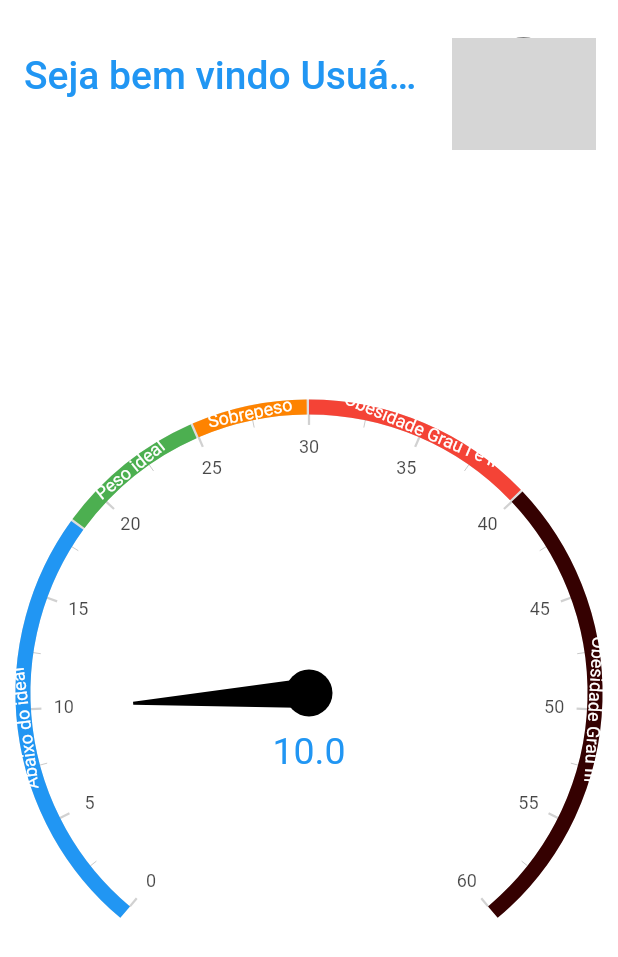
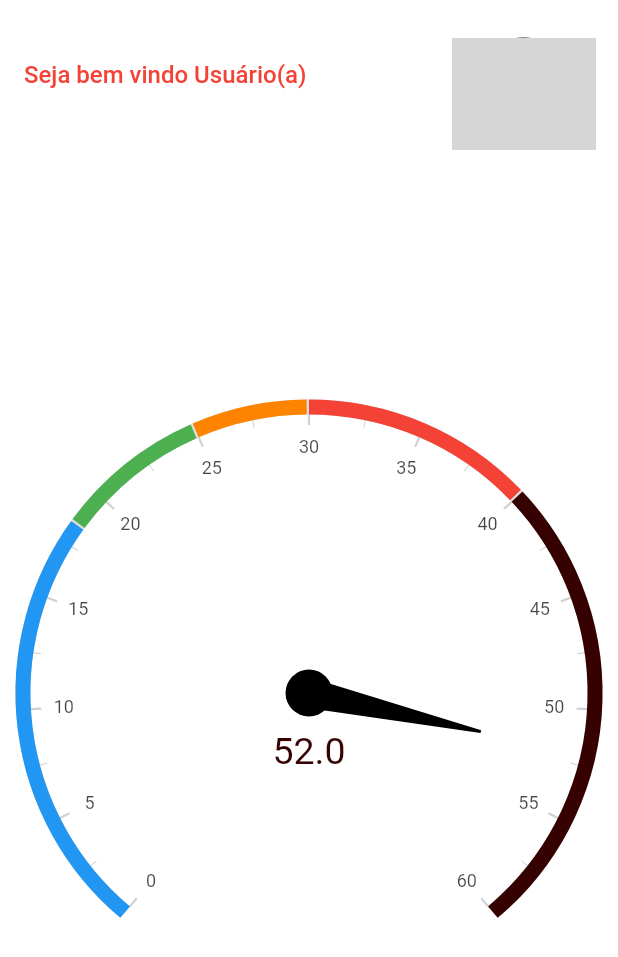
Before and after one commit to cacciatorieric/calculadora-imc, a Flutter app: the screen it shows after launch, on a phone screen of 412 x 824 dp. Shown: the top 957 px of the screen. Run offline on Flutter 3.47's test engine with Material 2 defaults, Android fonts, the phone set to English and light mode, and no system bars; drawn by our look-alikes of syncfusion_flutter_gauges; our stand-ins replace cloud_firestore, firebase_auth, firebase_core, flutter_svg, fluttertoast, font_awesome_flutter and 1 more; accounts and stored records are empty; network calls fail; grey boxes are pictures that could not be loaded.

Commit message:
limpeza home screen

```diff
--- /dev/null
+++ b/calculadora_imc/lib/components/appbar/custom_appbar.dart
@@ -0,0 +1,37 @@
+import 'package:flutter/material.dart';
+import 'package:fluttertoast/fluttertoast.dart';
+import 'package:google_fonts/google_fonts.dart';
+
+class CustomAppBar extends StatelessWidget {
+  const CustomAppBar({
+    Key? key,
+  }) : super(key: key);
+
+  @override
+  Widget build(BuildContext context) {
+    return Padding(
+      padding: const EdgeInsets.only(right: 15, top: 25),
+      child: GestureDetector(
+        child: const CircleAvatar(
+          radius: 48,
+          backgroundColor: Color.fromARGB(255, 0, 0, 0),
+          backgroundImage: NetworkImage(
+            'https://static1.purepeople.com.br/articles/6/28/32/46/@/3217222-como-cuidar-da-pele-do-jeito-certo-em-20-624x600-2.jpg',
+          ),
+        ),
+        onTap: () {
+          Fluttertoast.showToast(
+            msg:
+                'Estou trabalhando no menu lateral e configuração de perfis, fique atendo as novidades nas próximas atualizações',
+            backgroundColor: const Color.fromARGB(255, 53, 75, 52),
+            textColor: Colors.white,
+            toastLength: Toast.LENGTH_SHORT,
+            timeInSecForIosWeb: 1,
+            gravity: ToastGravity.BOTTOM,
+            fontSize: 16,
+          );
+        },
+      ),
+    );
+  }
+}
--- a/calculadora_imc/lib/components/charts/seta_dinamica.dart
+++ b/calculadora_imc/lib/components/charts/anotacao_grafico.dart
@@ -1,7 +1,7 @@
 import 'package:flutter/material.dart';
 
-class SetaDinamica extends StatelessWidget {
-  const SetaDinamica({
+class AnotacaoGrafico extends StatelessWidget {
+  const AnotacaoGrafico({
     Key? key,
     required this.valor,
   }) : super(key: key);
--- /dev/null
+++ b/calculadora_imc/lib/components/charts/grafico_medidor.dart
@@ -0,0 +1,72 @@
+import 'package:flutter/material.dart';
+import 'package:syncfusion_flutter_gauges/gauges.dart';
+import 'package:calculadora_imc/components/charts/anotacao_grafico.dart';
+
+class GraficoMedidor extends StatelessWidget {
+  const GraficoMedidor({
+    Key? key,
+    required this.valorCalculo,
+  }) : super(
+          key: key,
+        );
+
+  final double? valorCalculo;
+
+  @override
+  Widget build(BuildContext context) {
+    return SfRadialGauge(
+      axes: <RadialAxis>[
+        RadialAxis(
+          minimum: 0,
+          maximum: 60,
+          interval: 5,
+          ranges: <GaugeRange>[
+            GaugeRange(
+              startValue: 0,
+              endValue: 18.4,
+              color: Colors.blue,
+              //label: 'Abaixo do ideal',
+            ),
+            GaugeRange(
+              startValue: 18.5,
+              endValue: 24.9,
+              color: Colors.green,
+              //label: 'Peso ideal',
+            ),
+            GaugeRange(
+              startValue: 25,
+              endValue: 29.9,
+              color: const Color.fromARGB(255, 254, 131, 0),
+              //label: 'Sobrepeso',
+            ),
+            GaugeRange(
+              startValue: 30,
+              endValue: 39.9,
+              color: Colors.red,
+              //label: 'Obesidade Grau I e II',
+            ),
+            GaugeRange(
+              startValue: 40,
+              endValue: 60,
+              color: const Color.fromARGB(255, 53, 1, 1),
+              //label: 'Obesidade Grau III',
+            ),
+          ],
+          pointers: <GaugePointer>[
+            NeedlePointer(
+              value: valorCalculo!,
+              enableAnimation: true,
+            )
+          ],
+          annotations: <GaugeAnnotation>[
+            GaugeAnnotation(
+              widget: AnotacaoGrafico(valor: valorCalculo),
+              positionFactor: 0.2,
+              angle: 90,
+            )
+          ],
+        )
+      ],
+    );
+  }
+}
--- a/calculadora_imc/lib/screens/home_screen.dart
+++ b/calculadora_imc/lib/screens/home_screen.dart
@@ -1,10 +1,8 @@
-import 'dart:ffi';
-
-import 'package:calculadora_imc/components/charts/seta_dinamica.dart';
+import 'package:calculadora_imc/components/appbar/custom_appbar.dart';
+import 'package:calculadora_imc/components/charts/grafico_medidor.dart';
 import 'package:flutter/material.dart';
 import 'package:fluttertoast/fluttertoast.dart';
 import 'package:google_fonts/google_fonts.dart';
-import 'package:syncfusion_flutter_gauges/gauges.dart';
 
 class Home extends StatefulWidget {
   const Home({Key? key}) : super(key: key);
@@ -24,7 +22,7 @@ class _HomeState extends State<Home> {
   @override
   Widget build(BuildContext context) {
     usuario = 'Usuário(a)';
-    valorImc = 10;
+    valorImc = 52;
     return Scaffold(
       appBar: AppBar(
         elevation: 0,
@@ -32,95 +30,19 @@ class _HomeState extends State<Home> {
         automaticallyImplyLeading: false,
         backgroundColor: Color.fromARGB(255, 255, 255, 255),
         title: Text(
-          'Seja bem vindo $usuario', //$usuario
+          'Seja bem vindo $usuario',
           style: GoogleFonts.titilliumWeb(
-            color: Colors.blue,
-            fontSize: 26,
+            color: Colors.red,
+            fontSize: 16,
           ),
         ),
-        actions: <Widget>[
-          Padding(
-            padding: const EdgeInsets.only(right: 15, top: 25),
-            child: GestureDetector(
-              child: const CircleAvatar(
-                radius: 48,
-                backgroundColor: Color.fromARGB(255, 0, 0, 0),
-                backgroundImage: NetworkImage(
-                  'https://static1.purepeople.com.br/articles/6/28/32/46/@/3217222-como-cuidar-da-pele-do-jeito-certo-em-20-624x600-2.jpg',
-                ),
-              ),
-              onTap: () {
-                Fluttertoast.showToast(
-                  msg:
-                      'Estou trabalhando no menu lateral e configuração de perfis, fique atendo as novidades nas próximas atualizações',
-                  backgroundColor: const Color.fromARGB(255, 53, 75, 52),
-                  textColor: Colors.white,
-                  toastLength: Toast.LENGTH_SHORT,
-                  timeInSecForIosWeb: 1,
-                  gravity: ToastGravity.BOTTOM,
-                  fontSize: 16,
-                );
-              },
-            ),
-          ),
+        actions: const <Widget>[
+          CustomAppBar(),
         ],
       ),
       body: Container(
         color: const Color.fromARGB(255, 255, 255, 255),
-        child: SfRadialGauge(
-          axes: <RadialAxis>[
-            RadialAxis(
-              minimum: 0,
-              maximum: 60,
-              interval: 5,
-              ranges: <GaugeRange>[
-                GaugeRange(
-                  startValue: 0,
-                  endValue: 18.4,
-                  color: Colors.blue,
-                  label: 'Abaixo do ideal',
-                ),
-                GaugeRange(
-                  startValue: 18.5,
-                  endValue: 24.9,
-                  color: Colors.green,
-                  label: 'Peso ideal',
-                ),
-                GaugeRange(
-                  startValue: 25,
-                  endValue: 29.9,
-                  color: const Color.fromARGB(255, 254, 131, 0),
-                  label: 'Sobrepeso',
-                ),
-                GaugeRange(
-                  startValue: 30,
-                  endValue: 39.9,
-                  color: Colors.red,
-                  label: 'Obesidade Grau I e II',
-                ),
-                GaugeRange(
-                  startValue: 40,
-                  endValue: 60,
-                  color: const Color.fromARGB(255, 53, 1, 1),
-                  label: 'Obesidade Grau III',
-                ),
-              ],
-              pointers: <GaugePointer>[
-                NeedlePointer(
-                  value: valorImc!,
-                  enableAnimation: true,
-                )
-              ],
-              annotations: <GaugeAnnotation>[
-                GaugeAnnotation(
-                  widget: SetaDinamica(valor: valorImc),
-                  positionFactor: 0.2,
-                  angle: 90,
-                )
-              ],
-            )
-          ],
-        ),
+        child: GraficoMedidor(valorCalculo: valorImc),
       ),
     );
   }
```
Also changed, not shown: calculadora_imc/flutter_01.png (deleted).
